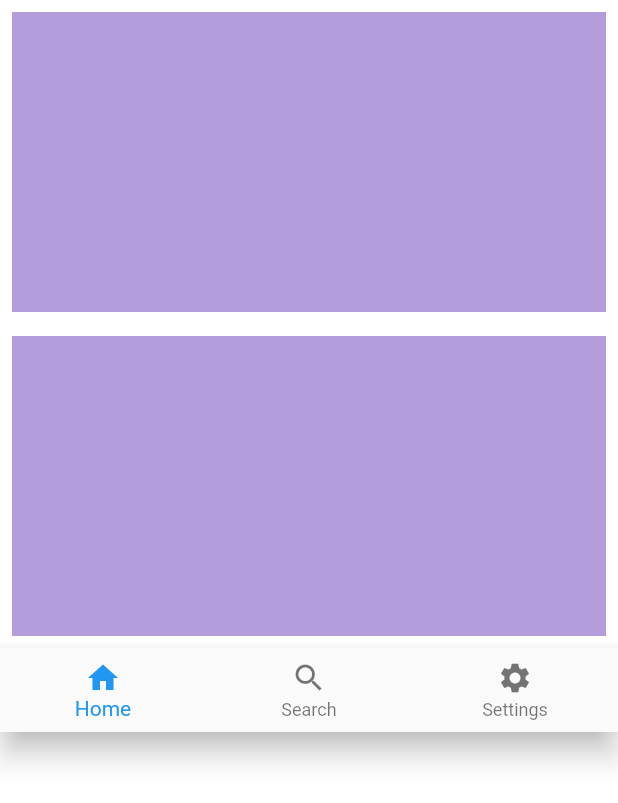
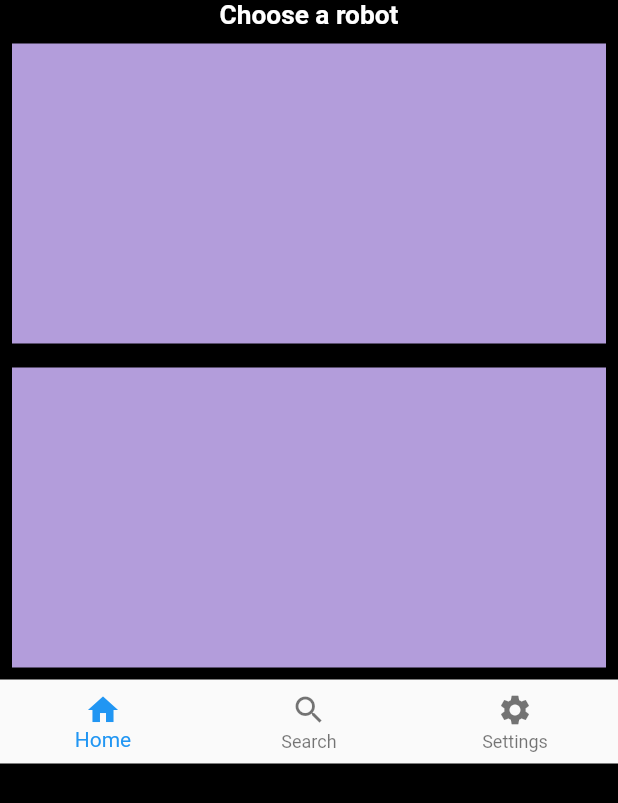
Before and after one commit to VTIvanov20/remote, a Flutter app: the screen it shows after launch, on a phone screen of 412 x 824 dp. Shown: the top 803 px of the screen. Run offline on Flutter 3.47's test engine with Material 2 defaults, Android fonts, the phone set to English and light mode, and no system bars; Roboto replaces fonts that are missing (Montserrat).

Commit message:
Restructure main.dart with widgets in mind  * Add keys in square.dart

```diff
--- a/app/lib/bottom_nav_widget.dart
+++ b/app/lib/bottom_nav_widget.dart
@@ -4,6 +4,7 @@ class BottomNavigationWidget extends StatefulWidget {
   const BottomNavigationWidget({Key? key}) : super(key: key);
 
   @override
+  // ignore: library_private_types_in_public_api
   _BottomNavigationWidgetState createState() => _BottomNavigationWidgetState();
 }
 
--- a/app/lib/main.dart
+++ b/app/lib/main.dart
@@ -1,10 +1,6 @@
 import 'package:flutter/material.dart';
 import 'package:movie_app/square.dart';
 import 'package:movie_app/bottom_nav_widget.dart';
-
-/*
-Propagation Tool: Create a tool that provides real-time propagation forecasts and conditions for various frequency bands. Users can input their location and desired band, and the app can display current propagation conditions, solar activity, and other relevant data to optimize their radio communications.
-*/
 
 void main() => runApp(const ArmController());
 
@@ -13,15 +9,40 @@ class ArmController extends StatelessWidget {
 
   @override
   Widget build(BuildContext context) {
-    return MaterialApp(
+    return const MaterialApp(
       title: 'Your App',
-      home: ListView(
-        children: [
-          MySquare(),
-          MySquare(),
-          const BottomNavigationWidget(),
-        ],
+      home: Scaffold(
+        backgroundColor: Colors.black,
+        body: AppContents(),
       ),
     );
   }
 }
+
+class AppContents extends StatelessWidget {
+  const AppContents({
+    super.key,
+  });
+
+  @override
+  Widget build(BuildContext context) {
+    return ListView(
+      children: const [
+        Center(
+          child: Text(
+            "Choose a robot",
+            style: TextStyle(
+              fontFamily: "Montserrat",
+              fontSize: 17.5,
+              fontWeight: FontWeight.bold,
+              color: Colors.white,
+            ),
+          ),
+        ),
+        MySquare(),
+        MySquare(),
+        BottomNavigationWidget(),
+      ],
+    );
+  }
+}
--- a/app/lib/square.dart
+++ b/app/lib/square.dart
@@ -1,6 +1,8 @@
 import 'package:flutter/material.dart';
 
 class MySquare extends StatelessWidget {
+  const MySquare({super.key});
+
   @override
   Widget build(BuildContext context) {
     return Padding(
```
Also changed, not shown: 1 other file.
